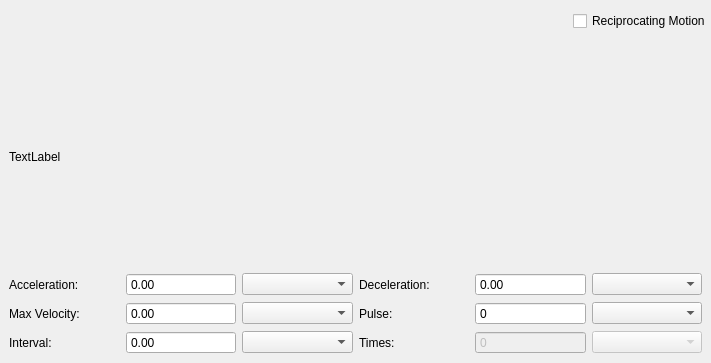
Old version of the form Libs/SDMotion/MotionPosition/uimotionposition.ui in the repository tiangaomingjing/ServoDriveTech.
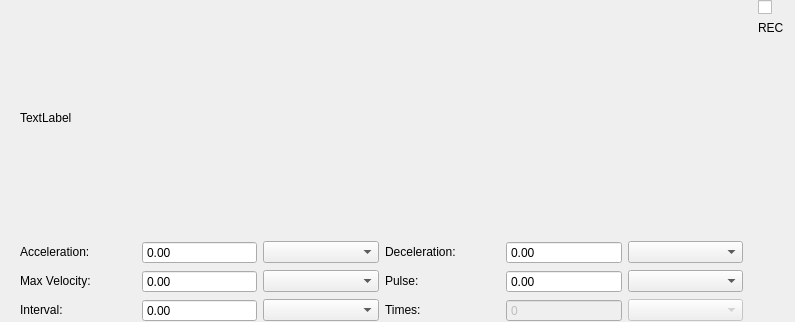
New version of the form.

Commit message: motion position

```diff
--- a/Libs/SDMotion/MotionPosition/uimotionposition.ui
+++ b/Libs/SDMotion/MotionPosition/uimotionposition.ui
@@ -6,47 +6,20 @@
    <rect>
     <x>0</x>
     <y>0</y>
-    <width>711</width>
-    <height>363</height>
+    <width>795</width>
+    <height>322</height>
    </rect>
   </property>
   <property name="windowTitle">
    <string>Form</string>
   </property>
-  <layout class="QVBoxLayout" name="verticalLayout">
-   <property name="leftMargin">
-    <number>0</number>
-   </property>
-   <property name="rightMargin">
+  <layout class="QHBoxLayout" name="horizontalLayout">
+   <property name="topMargin">
     <number>0</number>
    </property>
    <property name="bottomMargin">
     <number>0</number>
    </property>
-   <item>
-    <layout class="QHBoxLayout" name="horizontalLayout">
-     <item>
-      <spacer name="horizontalSpacer">
-       <property name="orientation">
-        <enum>Qt::Horizontal</enum>
-       </property>
-       <property name="sizeHint" stdset="0">
-        <size>
-         <width>40</width>
-         <height>20</height>
-        </size>
-       </property>
-      </spacer>
-     </item>
-     <item>
-      <widget class="QCheckBox" name="checkBox_PositionMotion">
-       <property name="text">
-        <string>Reciprocating Motion</string>
-       </property>
-      </widget>
-     </item>
-    </layout>
-   </item>
    <item>
     <widget class="QStackedWidget" name="stackedWidget_Point">
      <property name="currentIndex">
@@ -157,6 +130,12 @@
      </widget>
      <widget class="QWidget" name="page_2">
       <layout class="QGridLayout" name="gridLayout_2">
+       <property name="topMargin">
+        <number>0</number>
+       </property>
+       <property name="bottomMargin">
+        <number>0</number>
+       </property>
        <item row="2" column="2">
         <widget class="QComboBox" name="comboBox_reciMaxVel"/>
        </item>
@@ -165,81 +144,56 @@
        </item>
        <item row="1" column="0">
         <widget class="QLabel" name="label_6">
+         <property name="sizePolicy">
+          <sizepolicy hsizetype="Preferred" vsizetype="Fixed">
+           <horstretch>0</horstretch>
+           <verstretch>0</verstretch>
+          </sizepolicy>
+         </property>
          <property name="text">
           <string>Acceleration:</string>
          </property>
         </widget>
        </item>
-       <item row="2" column="4">
-        <widget class="QSpinBox" name="spinBox_ReciPulse">
-         <property name="buttonSymbols">
-          <enum>QAbstractSpinBox::NoButtons</enum>
-         </property>
-         <property name="maximum">
-          <number>655360000</number>
-         </property>
-        </widget>
-       </item>
        <item row="2" column="3">
         <widget class="QLabel" name="label_7">
+         <property name="sizePolicy">
+          <sizepolicy hsizetype="Preferred" vsizetype="Fixed">
+           <horstretch>0</horstretch>
+           <verstretch>0</verstretch>
+          </sizepolicy>
+         </property>
          <property name="text">
           <string>Pulse:</string>
          </property>
         </widget>
        </item>
-       <item row="2" column="1">
-        <widget class="QDoubleSpinBox" name="doubleSpinBox_ReciMaxVel">
-         <property name="buttonSymbols">
-          <enum>QAbstractSpinBox::NoButtons</enum>
-         </property>
-         <property name="minimum">
-          <double>-2147483648.000000000000000</double>
-         </property>
-         <property name="maximum">
-          <double>2147483648.000000000000000</double>
-         </property>
-        </widget>
-       </item>
        <item row="2" column="0">
         <widget class="QLabel" name="label_9">
+         <property name="sizePolicy">
+          <sizepolicy hsizetype="Preferred" vsizetype="Fixed">
+           <horstretch>0</horstretch>
+           <verstretch>0</verstretch>
+          </sizepolicy>
+         </property>
          <property name="text">
           <string>Max Velocity:</string>
          </property>
         </widget>
        </item>
-       <item row="1" column="4">
-        <widget class="QDoubleSpinBox" name="doubleSpinBox_ReciDec">
-         <property name="buttonSymbols">
-          <enum>QAbstractSpinBox::NoButtons</enum>
-         </property>
-         <property name="minimum">
-          <double>-2147483648.000000000000000</double>
-         </property>
-         <property name="value">
-          <double>0.000000000000000</double>
-         </property>
-        </widget>
-       </item>
        <item row="1" column="3">
         <widget class="QLabel" name="label_8">
+         <property name="sizePolicy">
+          <sizepolicy hsizetype="Preferred" vsizetype="Fixed">
+           <horstretch>0</horstretch>
+           <verstretch>0</verstretch>
+          </sizepolicy>
+         </property>
          <property name="text">
           <string>Deceleration:</string>
          </property>
         </widget>
        </item>
-       <item row="1" column="1">
-        <widget class="QDoubleSpinBox" name="doubleSpinBox_ReciAcc">
-         <property name="buttonSymbols">
-          <enum>QAbstractSpinBox::NoButtons</enum>
-         </property>
-         <property name="minimum">
-          <double>-2147483648.000000000000000</double>
-         </property>
-         <property name="maximum">
-          <double>2147483648.000000000000000</double>
-         </property>
-        </widget>
-       </item>
        <item row="1" column="5">
         <widget class="QComboBox" name="comboBox_reciDec"/>
        </item>
@@ -248,6 +202,12 @@
        </item>
        <item row="3" column="0">
         <widget class="QLabel" name="label_10">
+         <property name="sizePolicy">
+          <sizepolicy hsizetype="Preferred" vsizetype="Fixed">
+           <horstretch>0</horstretch>
+           <verstretch>0</verstretch>
+          </sizepolicy>
+         </property>
          <property name="text">
           <string>Interval:</string>
          </property>
@@ -255,24 +215,17 @@
        </item>
        <item row="3" column="3">
         <widget class="QLabel" name="label_11">
+         <property name="sizePolicy">
+          <sizepolicy hsizetype="Preferred" vsizetype="Fixed">
+           <horstretch>0</horstretch>
+           <verstretch>0</verstretch>
+          </sizepolicy>
+         </property>
          <property name="text">
           <string>Times:</string>
          </property>
         </widget>
        </item>
-       <item row="3" column="1">
-        <widget class="QDoubleSpinBox" name="doubleSpinBox_ReciInterval">
-         <property name="buttonSymbols">
-          <enum>QAbstractSpinBox::NoButtons</enum>
-         </property>
-         <property name="minimum">
-          <double>-2147483648.000000000000000</double>
-         </property>
-         <property name="maximum">
-          <double>2147483648.000000000000000</double>
-         </property>
-        </widget>
-       </item>
        <item row="3" column="2">
         <widget class="QComboBox" name="comboBox_reciInterval"/>
        </item>
@@ -300,10 +253,76 @@
          </property>
         </widget>
        </item>
+       <item row="1" column="1">
+        <widget class="QDoubleSpinBox" name="doubleSpinBox_ReciAcc">
+         <property name="buttonSymbols">
+          <enum>QAbstractSpinBox::NoButtons</enum>
+         </property>
+        </widget>
+       </item>
+       <item row="1" column="4">
+        <widget class="QDoubleSpinBox" name="doubleSpinBox_ReciDec">
+         <property name="buttonSymbols">
+          <enum>QAbstractSpinBox::NoButtons</enum>
+         </property>
+        </widget>
+       </item>
+       <item row="2" column="4">
+        <widget class="QDoubleSpinBox" name="doubleSpinBox_ReciPulse">
+         <property name="buttonSymbols">
+          <enum>QAbstractSpinBox::NoButtons</enum>
+         </property>
+        </widget>
+       </item>
+       <item row="2" column="1">
+        <widget class="QDoubleSpinBox" name="doubleSpinBox_ReciMaxVel">
+         <property name="buttonSymbols">
+          <enum>QAbstractSpinBox::NoButtons</enum>
+         </property>
+        </widget>
+       </item>
+       <item row="3" column="1">
+        <widget class="QDoubleSpinBox" name="doubleSpinBox_ReciInterval">
+         <property name="buttonSymbols">
+          <enum>QAbstractSpinBox::NoButtons</enum>
+         </property>
+        </widget>
+       </item>
       </layout>
      </widget>
     </widget>
    </item>
+   <item>
+    <layout class="QVBoxLayout" name="verticalLayout">
+     <item>
+      <widget class="QCheckBox" name="checkBox_PositionMotion">
+       <property name="text">
+        <string/>
+       </property>
+      </widget>
+     </item>
+     <item>
+      <widget class="QLabel" name="label_5">
+       <property name="text">
+        <string>REC</string>
+       </property>
+      </widget>
+     </item>
+     <item>
+      <spacer name="verticalSpacer">
+       <property name="orientation">
+        <enum>Qt::Vertical</enum>
+       </property>
+       <property name="sizeHint" stdset="0">
+        <size>
+         <width>20</width>
+         <height>40</height>
+        </size>
+       </property>
+      </spacer>
+     </item>
+    </layout>
+   </item>
   </layout>
  </widget>
  <resources/>
```
Left out of the diff: 122 changed lines with no effect on the pictures. The commit also changes 65 other files.
